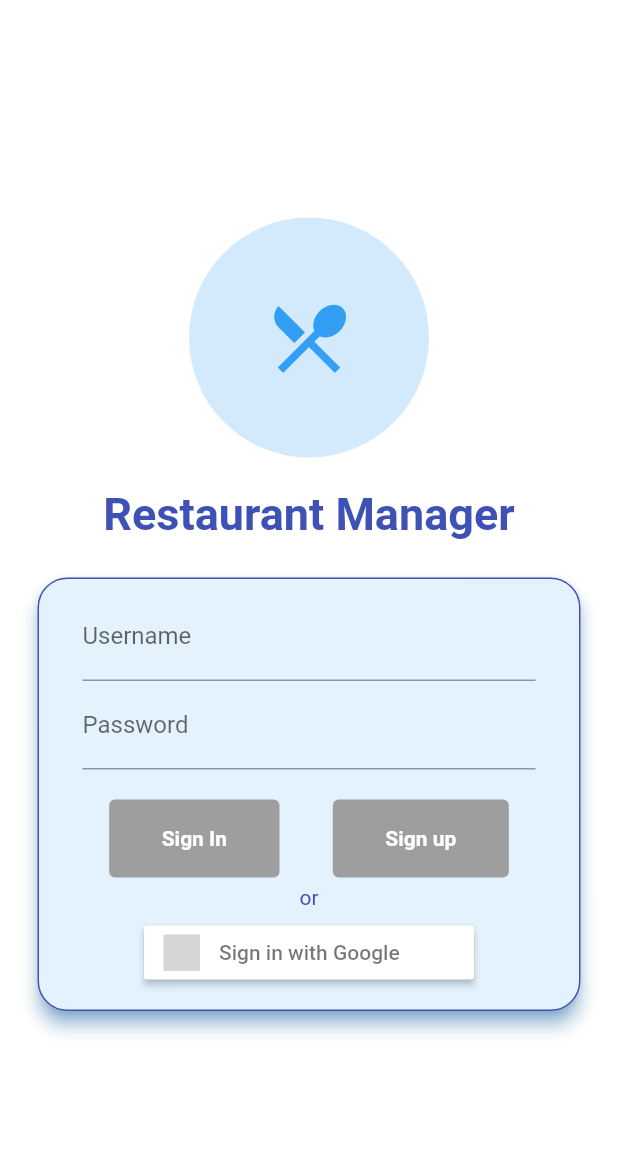
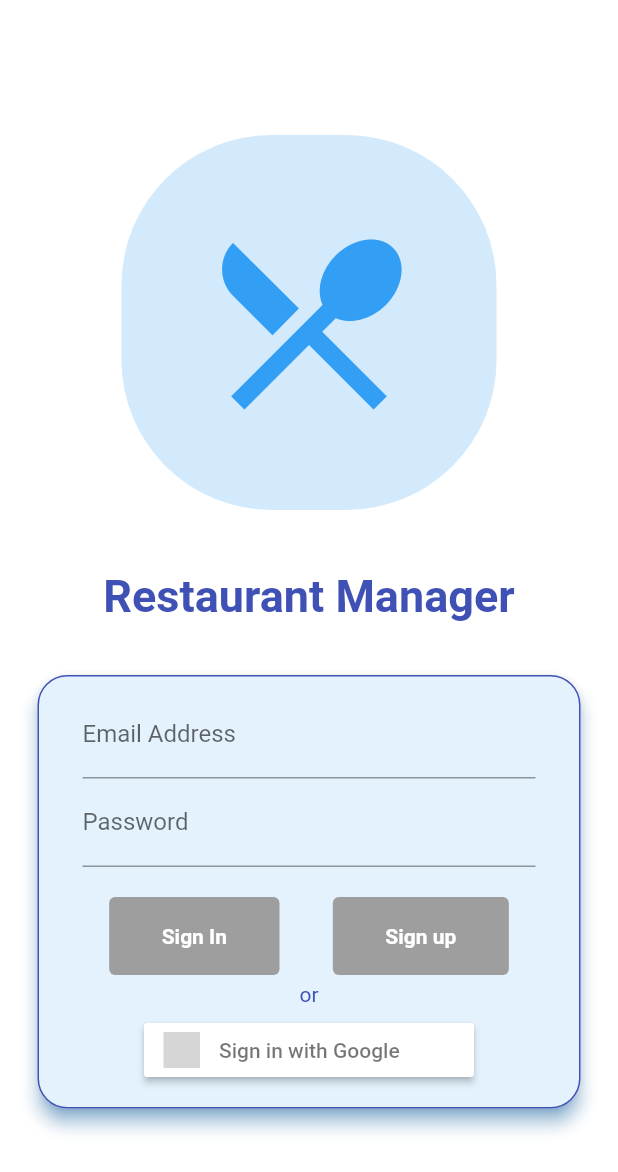
Before and after one commit to Dhi13man/reservation_manager_firebase, a Flutter app: the screen it shows after launch, on a phone screen of 412 x 824 dp. Shown: the top 1172 px of the screen. Run offline on Flutter 3.47's test engine with Material 2 defaults, Android fonts, the phone set to English and light mode, and no system bars; our stand-ins replace bloc, cloud_firestore, equatable, firebase_auth, firebase_core, flutter_bloc and 5 more; accounts and stored records are empty; grey boxes are pictures that could not be loaded.

```diff
--- a/lib/backend/bloc/Login/Login_state.dart
+++ b/lib/backend/bloc/Login/Login_state.dart
@@ -20,9 +20,8 @@ class UnLoginState extends LoginState {
 
 /// Initialized
 class SignedOutLoginState extends LoginState {
-  final String hello;
 
-  SignedOutLoginState(this.hello) : super([hello]);
+  SignedOutLoginState() : super([]);
 
   @override
   String toString() => 'Signed out State';
--- a/lib/screens/add_screen.dart
+++ b/lib/screens/add_screen.dart
@@ -3,6 +3,7 @@ import 'package:flutter/material.dart';
 class AddReservationScreen extends StatelessWidget {
   final String _title;
 
+  static const routeName = '/add';
   AddReservationScreen({Key key, String title})
       : _title = title,
         super(key: key);
--- a/lib/screens/login_screen.dart
+++ b/lib/screens/login_screen.dart
@@ -1,9 +1,13 @@
 import 'package:flutter/material.dart';
+import 'package:flutter_bloc/flutter_bloc.dart';
 import 'package:flutter_form_builder/flutter_form_builder.dart';
 import 'package:flutter_signin_button/flutter_signin_button.dart';
+
 import 'package:restaurant_manage/backend/bloc/Login/Login_bloc.dart';
+import 'package:restaurant_manage/backend/constants.dart';
 
-import 'package:restaurant_manage/backend/constants.dart';
+import 'package:restaurant_manage/screens/splash_screen.dart';
+import 'package:restaurant_manage/screens/reservation_screen.dart';
 
 class LoginButtons extends StatelessWidget {
   const LoginButtons({
@@ -25,8 +29,7 @@ class LoginButtons extends StatelessWidget {
 
   @override
   Widget build(BuildContext context) {
-    LoginBloc loginBloc = context.watch<LoginBloc>();
-    print(loginBloc);
+    LoginBloc loginBloc = BlocProvider.of<LoginBloc>(context);
 
     // Build Button Styles
     final Color _buttonForegroundColor =
@@ -150,9 +153,12 @@ class _LoginFormState extends State<LoginForm> {
           child: Column(
             children: [
               FormBuilderTextField(
-                validators: [FormBuilderValidators.required()],
+                validators: [
+                  FormBuilderValidators.required(),
+                  FormBuilderValidators.email(),
+                ],
                 decoration: InputDecoration(
-                  labelText: 'Username',
+                  labelText: 'Email Address',
                 ),
                 controller: _controlmap['user'],
                 attribute: 'user',
@@ -187,39 +193,47 @@ class _LoginFormState extends State<LoginForm> {
   }
 }
 
-class HotelAppLoginScreen extends StatelessWidget {
+class LoginScreen extends StatelessWidget {
   final String _title;
 
-  HotelAppLoginScreen({Key key, String title})
+  static const routeName = '/login';
+  LoginScreen({Key key, String title})
       : _title = title ?? 'App Title',
         super(key: key);
 
   @override
   Widget build(BuildContext context) {
     AppConstants _appConstants = context.watch<AppConstants>();
-    return Scaffold(
+    LoginBloc loginBloc = context.watch<LoginBloc>();
+
+    return BlocListener<LoginBloc, LoginState>(
+      cubit: loginBloc,
+      listener: (context, state) {
+        if (state is SignedInLoginState) {
+          Navigator.pushReplacementNamed(
+            context,
+            ReservationListScreen.routeName,
+          );
+        } else if (state is ErrorLoginState) {
+          ErrorLoginState errorState = state;
+          showDialog(
+            context: context,
+            builder: (context) => AlertDialog(
+              title: Text('Sign in Error: ${errorState.errorMessage}'),
+            ),
+          );
+        }
+      },
+      child: Scaffold(
         backgroundColor: _appConstants.getBackGroundColor,
         body: Center(
           child: SingleChildScrollView(
             child: Column(
               mainAxisAlignment: MainAxisAlignment.center,
               children: <Widget>[
+                AppHeroIcon(appConstants: _appConstants, iconSize: 150.0),
                 Container(
-                margin: EdgeInsets.all(10),
-                padding: EdgeInsets.all(50),
-                decoration: BoxDecoration(
-                    borderRadius: BorderRadius.circular(100),
-                    color: _appConstants.getLighterForeGroundColor
-                        .withOpacity(0.2)),
-                child: Icon(
-                  Icons.restaurant_menu,
-                  size: 60,
-                  color:
-                      _appConstants.getLighterForeGroundColor.withOpacity(0.9),
-                ),
-              ),
-              Container(
-                margin: EdgeInsets.all(10),
+                  margin: EdgeInsets.all(20),
                   child: Text(
                     _title,
                     style: TextStyle(
@@ -234,6 +248,7 @@ class HotelAppLoginScreen extends StatelessWidget {
             ),
           ),
         ),
+      ),
     );
   }
 }
--- /dev/null
+++ b/lib/screens/splash_screen.dart
@@ -0,0 +1,69 @@
+import 'package:flutter/material.dart';
+import 'package:firebase_core/firebase_core.dart';
+
+import 'package:restaurant_manage/backend/constants.dart';
+
+import 'package:restaurant_manage/screens/login_screen.dart';
+
+class SplashScreen extends StatelessWidget {
+  const SplashScreen({Key key}) : super(key: key);
+
+  static const routeName = '/';
+  @override
+  Widget build(BuildContext context) {
+    AppConstants _appConstants = context.watch<AppConstants>();
+    Firebase.initializeApp().then(
+      (value) => Navigator.pushReplacementNamed(context, LoginScreen.routeName),
+    );
+
+    return Scaffold(
+      backgroundColor: _appConstants.getBackGroundColor,
+      body: Center(
+        child: AppHeroIcon(appConstants: _appConstants),
+      ),
+    );
+  }
+}
+
+class AppHeroIcon extends StatelessWidget {
+  const AppHeroIcon({
+    Key key,
+    num iconSize,
+    @required AppConstants appConstants,
+  })  : _appConstants = appConstants,
+        _size = iconSize ?? 170.0,
+        super(key: key);
+
+  final AppConstants _appConstants;
+  final num _size;
+
+  @override
+  Widget build(BuildContext context) {
+    return RawMaterialButton(
+      onPressed: () => _appConstants.toggleTheme(),
+      child: Tooltip(
+        message: 'Toggle Theme',
+        child: Hero(
+          tag: 'icon',
+          child: Container(
+            margin: EdgeInsets.all(20),
+            padding: EdgeInsets.all(50),
+            decoration: BoxDecoration(
+              borderRadius: BorderRadius.circular(100),
+              color: _appConstants.getLighterForeGroundColor.withOpacity(
+                0.2,
+              ),
+            ),
+            child: Icon(
+              Icons.restaurant_menu,
+              size: _size,
+              color: _appConstants.getLighterForeGroundColor.withOpacity(
+                0.9,
+              ),
+            ),
+          ),
+        ),
+      ),
+    );
+  }
+}
--- a/pubspec.yaml
+++ b/pubspec.yaml
@@ -1,5 +1,5 @@
 name: restaurant_manage
-description: A new Flutter project.
+description: A Restaurant Reservation Manager with Flutter Backend.
 
 # The following line prevents the package from being accidentally published to
 # pub.dev using `pub publish`. This is preferred for private packages.
```
Also changed, not shown: lib/backend/bloc/Login/Login_bloc.dart (+14 -5 lines), lib/main.dart (+47 -23 lines), lib/screens/reservation_screen.dart (+66 -35 lines), 9 other files. Lines whose indentation alone changed are shown as unchanged.
